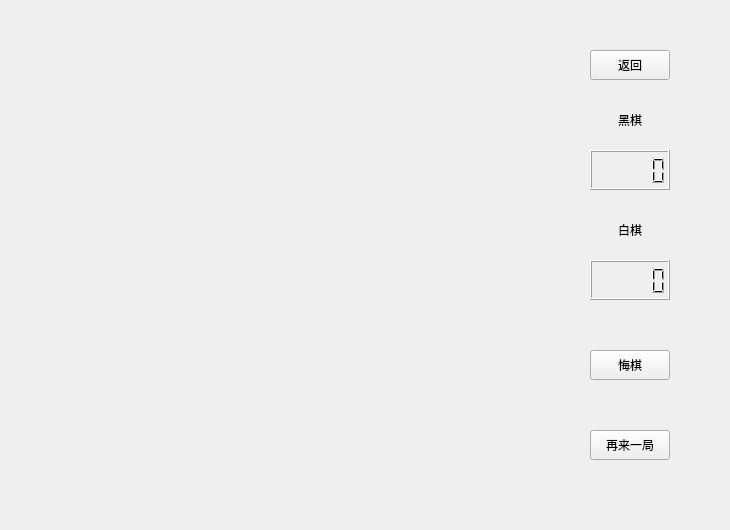
Before: the Qt Designer form Gobang/chessboard.ui in jacket-mouse/GoBang, drawn with Qt 5.
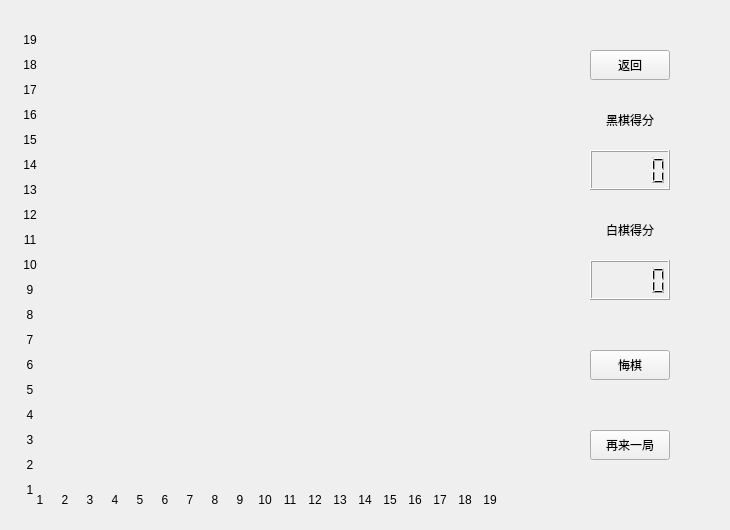
After: the same form once the commit is applied.

```diff
--- a/Gobang/chessboard.ui
+++ b/Gobang/chessboard.ui
@@ -75,9 +75,9 @@
   <widget class="QLabel" name="hei_piece">
    <property name="geometry">
     <rect>
-     <x>610</x>
+     <x>590</x>
      <y>100</y>
-     <width>40</width>
+     <width>80</width>
      <height>40</height>
     </rect>
    </property>
@@ -85,7 +85,7 @@
     <string notr="true"/>
    </property>
    <property name="text">
-    <string>黑棋</string>
+    <string>黑棋得分</string>
    </property>
    <property name="alignment">
     <set>Qt::AlignCenter</set>
@@ -97,9 +97,9 @@
   <widget class="QLabel" name="bai_piece">
    <property name="geometry">
     <rect>
-     <x>610</x>
+     <x>590</x>
      <y>210</y>
-     <width>40</width>
+     <width>80</width>
      <height>40</height>
     </rect>
    </property>
@@ -107,7 +107,631 @@
     <string notr="true"/>
    </property>
    <property name="text">
-    <string>白棋</string>
+    <string>白棋得分</string>
+   </property>
+   <property name="alignment">
+    <set>Qt::AlignCenter</set>
+   </property>
+  </widget>
+  <widget class="QLabel" name="label">
+   <property name="geometry">
+    <rect>
+     <x>20</x>
+     <y>30</y>
+     <width>20</width>
+     <height>20</height>
+    </rect>
+   </property>
+   <property name="text">
+    <string>19</string>
+   </property>
+   <property name="alignment">
+    <set>Qt::AlignCenter</set>
+   </property>
+  </widget>
+  <widget class="QLabel" name="label_2">
+   <property name="geometry">
+    <rect>
+     <x>20</x>
+     <y>55</y>
+     <width>20</width>
+     <height>20</height>
+    </rect>
+   </property>
+   <property name="text">
+    <string>18</string>
+   </property>
+   <property name="alignment">
+    <set>Qt::AlignCenter</set>
+   </property>
+  </widget>
+  <widget class="QLabel" name="label_3">
+   <property name="geometry">
+    <rect>
+     <x>20</x>
+     <y>80</y>
+     <width>20</width>
+     <height>20</height>
+    </rect>
+   </property>
+   <property name="text">
+    <string>17</string>
+   </property>
+   <property name="alignment">
+    <set>Qt::AlignCenter</set>
+   </property>
+  </widget>
+  <widget class="QLabel" name="label_4">
+   <property name="geometry">
+    <rect>
+     <x>20</x>
+     <y>105</y>
+     <width>20</width>
+     <height>20</height>
+    </rect>
+   </property>
+   <property name="text">
+    <string>16</string>
+   </property>
+   <property name="alignment">
+    <set>Qt::AlignCenter</set>
+   </property>
+  </widget>
+  <widget class="QLabel" name="label_5">
+   <property name="geometry">
+    <rect>
+     <x>20</x>
+     <y>180</y>
+     <width>20</width>
+     <height>20</height>
+    </rect>
+   </property>
+   <property name="text">
+    <string>13</string>
+   </property>
+   <property name="alignment">
+    <set>Qt::AlignCenter</set>
+   </property>
+  </widget>
+  <widget class="QLabel" name="label_6">
+   <property name="geometry">
+    <rect>
+     <x>20</x>
+     <y>255</y>
+     <width>20</width>
+     <height>20</height>
+    </rect>
+   </property>
+   <property name="text">
+    <string>10</string>
+   </property>
+   <property name="alignment">
+    <set>Qt::AlignCenter</set>
+   </property>
+  </widget>
+  <widget class="QLabel" name="label_7">
+   <property name="geometry">
+    <rect>
+     <x>20</x>
+     <y>355</y>
+     <width>20</width>
+     <height>20</height>
+    </rect>
+   </property>
+   <property name="text">
+    <string>6</string>
+   </property>
+   <property name="alignment">
+    <set>Qt::AlignCenter</set>
+   </property>
+  </widget>
+  <widget class="QLabel" name="label_8">
+   <property name="geometry">
+    <rect>
+     <x>20</x>
+     <y>130</y>
+     <width>20</width>
+     <height>20</height>
+    </rect>
+   </property>
+   <property name="text">
+    <string>15</string>
+   </property>
+   <property name="alignment">
+    <set>Qt::AlignCenter</set>
+   </property>
+  </widget>
+  <widget class="QLabel" name="label_9">
+   <property name="geometry">
+    <rect>
+     <x>20</x>
+     <y>305</y>
+     <width>20</width>
+     <height>20</height>
+    </rect>
+   </property>
+   <property name="text">
+    <string>8</string>
+   </property>
+   <property name="alignment">
+    <set>Qt::AlignCenter</set>
+   </property>
+  </widget>
+  <widget class="QLabel" name="label_10">
+   <property name="geometry">
+    <rect>
+     <x>20</x>
+     <y>280</y>
+     <width>20</width>
+     <height>20</height>
+    </rect>
+   </property>
+   <property name="text">
+    <string>9</string>
+   </property>
+   <property name="alignment">
+    <set>Qt::AlignCenter</set>
+   </property>
+  </widget>
+  <widget class="QLabel" name="label_11">
+   <property name="geometry">
+    <rect>
+     <x>20</x>
+     <y>155</y>
+     <width>20</width>
+     <height>20</height>
+    </rect>
+   </property>
+   <property name="text">
+    <string>14</string>
+   </property>
+   <property name="alignment">
+    <set>Qt::AlignCenter</set>
+   </property>
+  </widget>
+  <widget class="QLabel" name="label_12">
+   <property name="geometry">
+    <rect>
+     <x>20</x>
+     <y>330</y>
+     <width>20</width>
+     <height>20</height>
+    </rect>
+   </property>
+   <property name="text">
+    <string>7</string>
+   </property>
+   <property name="alignment">
+    <set>Qt::AlignCenter</set>
+   </property>
+  </widget>
+  <widget class="QLabel" name="label_13">
+   <property name="geometry">
+    <rect>
+     <x>20</x>
+     <y>205</y>
+     <width>20</width>
+     <height>20</height>
+    </rect>
+   </property>
+   <property name="text">
+    <string>12</string>
+   </property>
+   <property name="alignment">
+    <set>Qt::AlignCenter</set>
+   </property>
+  </widget>
+  <widget class="QLabel" name="label_14">
+   <property name="geometry">
+    <rect>
+     <x>20</x>
+     <y>405</y>
+     <width>20</width>
+     <height>20</height>
+    </rect>
+   </property>
+   <property name="text">
+    <string>4</string>
+   </property>
+   <property name="alignment">
+    <set>Qt::AlignCenter</set>
+   </property>
+  </widget>
+  <widget class="QLabel" name="label_15">
+   <property name="geometry">
+    <rect>
+     <x>20</x>
+     <y>230</y>
+     <width>20</width>
+     <height>20</height>
+    </rect>
+   </property>
+   <property name="text">
+    <string>11</string>
+   </property>
+   <property name="alignment">
+    <set>Qt::AlignCenter</set>
+   </property>
+  </widget>
+  <widget class="QLabel" name="label_16">
+   <property name="geometry">
+    <rect>
+     <x>20</x>
+     <y>380</y>
+     <width>20</width>
+     <height>20</height>
+    </rect>
+   </property>
+   <property name="text">
+    <string>5</string>
+   </property>
+   <property name="alignment">
+    <set>Qt::AlignCenter</set>
+   </property>
+  </widget>
+  <widget class="QLabel" name="label_17">
+   <property name="geometry">
+    <rect>
+     <x>20</x>
+     <y>480</y>
+     <width>20</width>
+     <height>20</height>
+    </rect>
+   </property>
+   <property name="text">
+    <string>1</string>
+   </property>
+   <property name="alignment">
+    <set>Qt::AlignCenter</set>
+   </property>
+  </widget>
+  <widget class="QLabel" name="label_18">
+   <property name="geometry">
+    <rect>
+     <x>20</x>
+     <y>455</y>
+     <width>20</width>
+     <height>20</height>
+    </rect>
+   </property>
+   <property name="text">
+    <string>2</string>
+   </property>
+   <property name="alignment">
+    <set>Qt::AlignCenter</set>
+   </property>
+  </widget>
+  <widget class="QLabel" name="label_19">
+   <property name="geometry">
+    <rect>
+     <x>20</x>
+     <y>430</y>
+     <width>20</width>
+     <height>20</height>
+    </rect>
+   </property>
+   <property name="text">
+    <string>3</string>
+   </property>
+   <property name="alignment">
+    <set>Qt::AlignCenter</set>
+   </property>
+  </widget>
+  <widget class="QLabel" name="label_20">
+   <property name="geometry">
+    <rect>
+     <x>330</x>
+     <y>490</y>
+     <width>20</width>
+     <height>20</height>
+    </rect>
+   </property>
+   <property name="text">
+    <string>13</string>
+   </property>
+   <property name="alignment">
+    <set>Qt::AlignCenter</set>
+   </property>
+  </widget>
+  <widget class="QLabel" name="label_21">
+   <property name="geometry">
+    <rect>
+     <x>155</x>
+     <y>490</y>
+     <width>20</width>
+     <height>20</height>
+    </rect>
+   </property>
+   <property name="text">
+    <string>6</string>
+   </property>
+   <property name="alignment">
+    <set>Qt::AlignCenter</set>
+   </property>
+  </widget>
+  <widget class="QLabel" name="label_22">
+   <property name="geometry">
+    <rect>
+     <x>280</x>
+     <y>490</y>
+     <width>20</width>
+     <height>20</height>
+    </rect>
+   </property>
+   <property name="text">
+    <string>11</string>
+   </property>
+   <property name="alignment">
+    <set>Qt::AlignCenter</set>
+   </property>
+  </widget>
+  <widget class="QLabel" name="label_23">
+   <property name="geometry">
+    <rect>
+     <x>180</x>
+     <y>490</y>
+     <width>20</width>
+     <height>20</height>
+    </rect>
+   </property>
+   <property name="text">
+    <string>7</string>
+   </property>
+   <property name="alignment">
+    <set>Qt::AlignCenter</set>
+   </property>
+  </widget>
+  <widget class="QLabel" name="label_24">
+   <property name="geometry">
+    <rect>
+     <x>230</x>
+     <y>490</y>
+     <width>20</width>
+     <height>20</height>
+    </rect>
+   </property>
+   <property name="text">
+    <string>9</string>
+   </property>
+   <property name="alignment">
+    <set>Qt::AlignCenter</set>
+   </property>
+  </widget>
+  <widget class="QLabel" name="label_25">
+   <property name="geometry">
+    <rect>
+     <x>455</x>
+     <y>490</y>
+     <width>20</width>
+     <height>20</height>
+    </rect>
+   </property>
+   <property name="text">
+    <string>18</string>
+   </property>
+   <property name="alignment">
+    <set>Qt::AlignCenter</set>
+   </property>
+  </widget>
+  <widget class="QLabel" name="label_26">
+   <property name="geometry">
+    <rect>
+     <x>130</x>
+     <y>490</y>
+     <width>20</width>
+     <height>20</height>
+    </rect>
+   </property>
+   <property name="text">
+    <string>5</string>
+   </property>
+   <property name="alignment">
+    <set>Qt::AlignCenter</set>
+   </property>
+  </widget>
+  <widget class="QLabel" name="label_27">
+   <property name="geometry">
+    <rect>
+     <x>430</x>
+     <y>490</y>
+     <width>20</width>
+     <height>20</height>
+    </rect>
+   </property>
+   <property name="text">
+    <string>17</string>
+   </property>
+   <property name="alignment">
+    <set>Qt::AlignCenter</set>
+   </property>
+  </widget>
+  <widget class="QLabel" name="label_28">
+   <property name="geometry">
+    <rect>
+     <x>55</x>
+     <y>490</y>
+     <width>20</width>
+     <height>20</height>
+    </rect>
+   </property>
+   <property name="text">
+    <string>2</string>
+   </property>
+   <property name="alignment">
+    <set>Qt::AlignCenter</set>
+   </property>
+  </widget>
+  <widget class="QLabel" name="label_29">
+   <property name="geometry">
+    <rect>
+     <x>80</x>
+     <y>490</y>
+     <width>20</width>
+     <height>20</height>
+    </rect>
+   </property>
+   <property name="text">
+    <string>3</string>
+   </property>
+   <property name="alignment">
+    <set>Qt::AlignCenter</set>
+   </property>
+  </widget>
+  <widget class="QLabel" name="label_30">
+   <property name="geometry">
+    <rect>
+     <x>105</x>
+     <y>490</y>
+     <width>20</width>
+     <height>20</height>
+    </rect>
+   </property>
+   <property name="text">
+    <string>4</string>
+   </property>
+   <property name="alignment">
+    <set>Qt::AlignCenter</set>
+   </property>
+  </widget>
+  <widget class="QLabel" name="label_31">
+   <property name="geometry">
+    <rect>
+     <x>305</x>
+     <y>490</y>
+     <width>20</width>
+     <height>20</height>
+    </rect>
+   </property>
+   <property name="text">
+    <string>12</string>
+   </property>
+   <property name="alignment">
+    <set>Qt::AlignCenter</set>
+   </property>
+  </widget>
+  <widget class="QLabel" name="label_32">
+   <property name="geometry">
+    <rect>
+     <x>355</x>
+     <y>490</y>
+     <width>20</width>
+     <height>20</height>
+    </rect>
+   </property>
+   <property name="text">
+    <string>14</string>
+   </property>
+   <property name="alignment">
+    <set>Qt::AlignCenter</set>
+   </property>
+  </widget>
+  <widget class="QLabel" name="label_33">
+   <property name="geometry">
+    <rect>
+     <x>220</x>
+     <y>530</y>
+     <width>20</width>
+     <height>20</height>
+    </rect>
+   </property>
+   <property name="text">
+    <string>1</string>
+   </property>
+   <property name="alignment">
+    <set>Qt::AlignCenter</set>
+   </property>
+  </widget>
+  <widget class="QLabel" name="label_34">
+   <property name="geometry">
+    <rect>
+     <x>480</x>
+     <y>490</y>
+     <width>20</width>
+     <height>20</height>
+    </rect>
+   </property>
+   <property name="text">
+    <string>19</string>
+   </property>
+   <property name="alignment">
+    <set>Qt::AlignCenter</set>
+   </property>
+  </widget>
+  <widget class="QLabel" name="label_35">
+   <property name="geometry">
+    <rect>
+     <x>255</x>
+     <y>490</y>
+     <width>20</width>
+     <height>20</height>
+    </rect>
+   </property>
+   <property name="text">
+    <string>10</string>
+   </property>
+   <property name="alignment">
+    <set>Qt::AlignCenter</set>
+   </property>
+  </widget>
+  <widget class="QLabel" name="label_36">
+   <property name="geometry">
+    <rect>
+     <x>405</x>
+     <y>490</y>
+     <width>20</width>
+     <height>20</height>
+    </rect>
+   </property>
+   <property name="text">
+    <string>16</string>
+   </property>
+   <property name="alignment">
+    <set>Qt::AlignCenter</set>
+   </property>
+  </widget>
+  <widget class="QLabel" name="label_37">
+   <property name="geometry">
+    <rect>
+     <x>205</x>
+     <y>490</y>
+     <width>20</width>
+     <height>20</height>
+    </rect>
+   </property>
+   <property name="text">
+    <string>8</string>
+   </property>
+   <property name="alignment">
+    <set>Qt::AlignCenter</set>
+   </property>
+  </widget>
+  <widget class="QLabel" name="label_38">
+   <property name="geometry">
+    <rect>
+     <x>380</x>
+     <y>490</y>
+     <width>20</width>
+     <height>20</height>
+    </rect>
+   </property>
+   <property name="text">
+    <string>15</string>
+   </property>
+   <property name="alignment">
+    <set>Qt::AlignCenter</set>
+   </property>
+  </widget>
+  <widget class="QLabel" name="label_39">
+   <property name="geometry">
+    <rect>
+     <x>30</x>
+     <y>490</y>
+     <width>20</width>
+     <height>20</height>
+    </rect>
+   </property>
+   <property name="text">
+    <string>1</string>
    </property>
    <property name="alignment">
     <set>Qt::AlignCenter</set>
```
